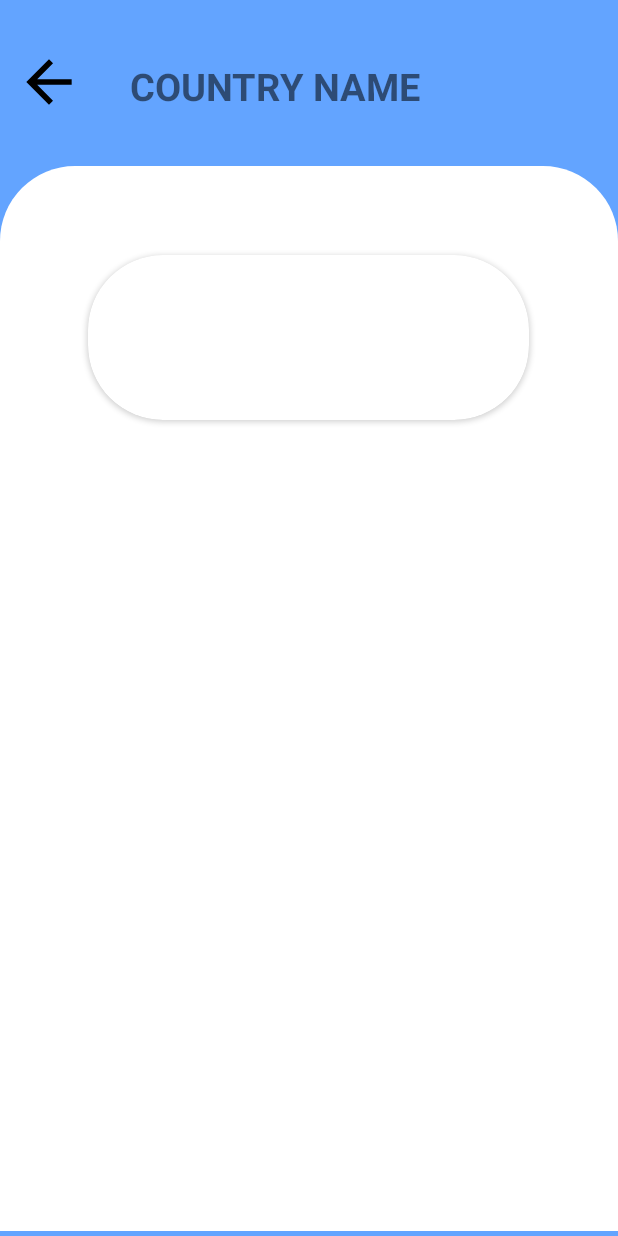
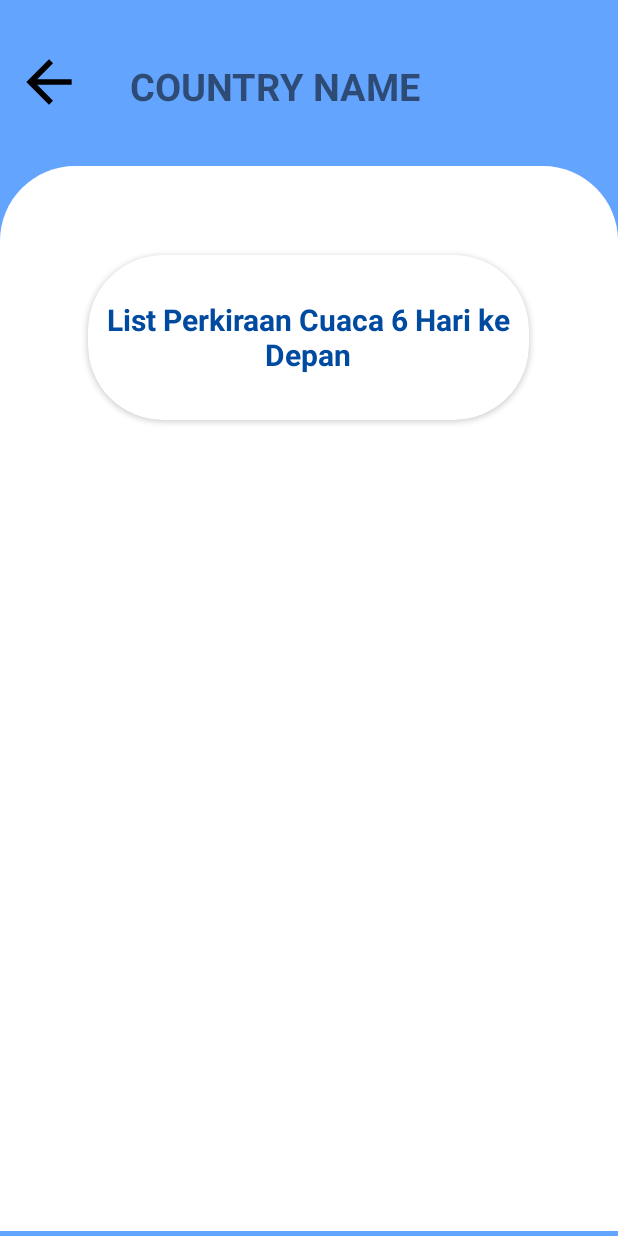
Before and after one commit to arthara/YourWeather-android, an Android app: the layout activity_list_weather.xml on its own in the app's theme, with its tools: preview values and no code run, on a phone screen of 412 x 824 dp. Run offline under Robolectric (Android 15) with nearby library versions, the phone set to English and light mode, and no system bars.

Commit message:
Add Layout

```diff
--- a/app/src/main/res/layout/activity_list_weather.xml
+++ b/app/src/main/res/layout/activity_list_weather.xml
@@ -46,7 +46,7 @@
             android:id="@+id/cardView2"
             android:layout_width="294dp"
             android:layout_height="110dp"
-            android:padding="10sp"
+            android:padding="30dp"
             app:cardCornerRadius="50dp"
             app:layout_constraintBottom_toBottomOf="parent"
             app:layout_constraintEnd_toEndOf="parent"
@@ -56,6 +56,31 @@
             app:layout_constraintVertical_bias="0.099">
 
 
+            <TextView
+                android:id="@+id/textView7"
+                android:layout_width="wrap_content"
+                android:layout_height="wrap_content"
+                android:layout_gravity="center"
+                android:gravity="center"
+                android:text="List Perkiraan Cuaca 6 Hari ke Depan"
+                android:textColor="@color/primaryDarkColor"
+                android:textSize="20sp"
+                android:textStyle="bold" />
+        </androidx.cardview.widget.CardView>
+
+        <androidx.cardview.widget.CardView
+            android:layout_width="match_parent"
+            android:layout_height="wrap_content"
+            android:layout_marginTop="15dp"
+            app:layout_constraintBottom_toBottomOf="parent"
+            app:layout_constraintTop_toBottomOf="@+id/cardView2"
+            app:layout_constraintVertical_bias="0.036"
+            tools:layout_editor_absoluteX="0dp">
+            <androidx.recyclerview.widget.RecyclerView
+                android:layout_width="match_parent"
+                android:layout_height="match_parent">
+
+            </androidx.recyclerview.widget.RecyclerView>
         </androidx.cardview.widget.CardView>
 
     </androidx.constraintlayout.widget.ConstraintLayout>
```
